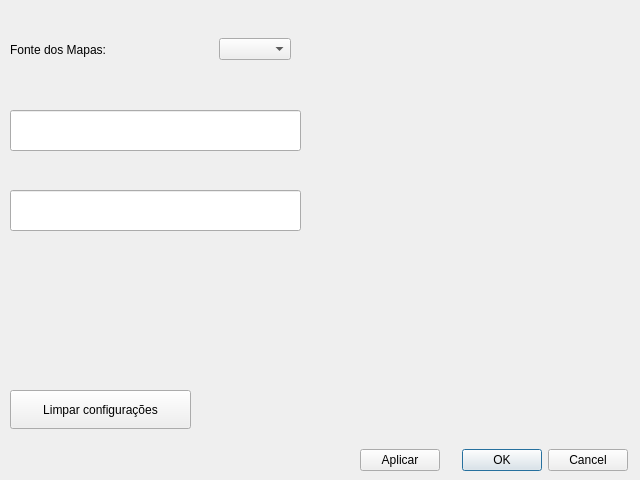
The window that src/main/python/ui/dialogs/settingsDialog.ui (matheusfillipe/ganec) describes before a commit, drawn with Qt 5.
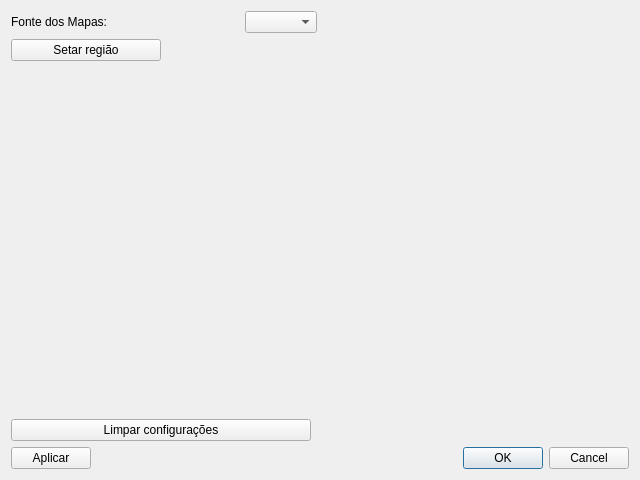
The same window after the commit.

```diff
--- a/src/main/python/ui/dialogs/settingsDialog.ui
+++ b/src/main/python/ui/dialogs/settingsDialog.ui
@@ -13,25 +13,9 @@
   <property name="windowTitle">
    <string>Dialog</string>
   </property>
-  <widget class="QWidget" name="layoutWidget">
-   <property name="geometry">
-    <rect>
-     <x>10</x>
-     <y>30</y>
-     <width>281</width>
-     <height>39</height>
-    </rect>
-   </property>
-   <layout class="QHBoxLayout" name="horizontalLayout">
-    <item>
-     <widget class="QLabel" name="label">
-      <property name="text">
-       <string>Fonte dos Mapas: </string>
-      </property>
-     </widget>
-    </item>
-    <item>
-     <spacer name="horizontalSpacer">
+  <layout class="QGridLayout" name="gridLayout">
+   <item row="0" column="1">
+    <spacer name="horizontalSpacer_2">
       <property name="orientation">
        <enum>Qt::Horizontal</enum>
       </property>
@@ -43,20 +27,7 @@
       </property>
      </spacer>
     </item>
-    <item>
-     <widget class="QComboBox" name="comboBox"/>
-    </item>
-   </layout>
-  </widget>
-  <widget class="QWidget" name="layoutWidget">
-   <property name="geometry">
-    <rect>
-     <x>360</x>
-     <y>440</y>
-     <width>268</width>
-     <height>41</height>
-    </rect>
-   </property>
+   <item row="4" column="0" colspan="2">
    <layout class="QHBoxLayout" name="horizontalLayout_2">
     <item>
      <widget class="QPushButton" name="aplicarBtn">
@@ -76,40 +47,74 @@
      </widget>
     </item>
    </layout>
-  </widget>
+   </item>
+   <item row="3" column="0">
   <widget class="QPushButton" name="cleanDbButton">
-   <property name="geometry">
-    <rect>
-     <x>10</x>
-     <y>390</y>
-     <width>181</width>
-     <height>39</height>
-    </rect>
+     <property name="maximumSize">
+      <size>
+       <width>300</width>
+       <height>16777215</height>
+      </size>
    </property>
    <property name="text">
     <string>Limpar configurações</string>
    </property>
   </widget>
-  <widget class="QLineEdit" name="lineEdit">
-   <property name="geometry">
-    <rect>
-     <x>10</x>
-     <y>110</y>
-     <width>291</width>
-     <height>41</height>
-    </rect>
-   </property>
-  </widget>
-  <widget class="QLineEdit" name="lineEdit_2">
-   <property name="geometry">
-    <rect>
-     <x>10</x>
-     <y>190</y>
-     <width>291</width>
-     <height>41</height>
-    </rect>
-   </property>
-  </widget>
+   </item>
+   <item row="1" column="0">
+    <widget class="QPushButton" name="setOsmBtn">
+     <property name="maximumSize">
+      <size>
+       <width>150</width>
+       <height>16777215</height>
+      </size>
+     </property>
+     <property name="text">
+      <string>Setar região</string>
+     </property>
+    </widget>
+   </item>
+   <item row="0" column="0">
+    <layout class="QHBoxLayout" name="horizontalLayout">
+     <item>
+      <widget class="QLabel" name="label">
+       <property name="text">
+        <string>Fonte dos Mapas: </string>
+       </property>
+      </widget>
+     </item>
+     <item>
+      <spacer name="horizontalSpacer">
+       <property name="orientation">
+        <enum>Qt::Horizontal</enum>
+       </property>
+       <property name="sizeHint" stdset="0">
+        <size>
+         <width>40</width>
+         <height>20</height>
+        </size>
+       </property>
+      </spacer>
+     </item>
+     <item>
+      <widget class="QComboBox" name="comboBox"/>
+     </item>
+    </layout>
+   </item>
+   <item row="2" column="0">
+    <spacer name="verticalSpacer_2">
+     <property name="orientation">
+      <enum>Qt::Vertical</enum>
+     </property>
+     <property name="sizeHint" stdset="0">
+      <size>
+       <width>20</width>
+       <height>40</height>
+      </size>
+     </property>
+    </spacer>
+   </item>
+  </layout>
  </widget>
  <resources/>
  <connections>
```
Lines whose indentation alone changed are shown as unchanged.
